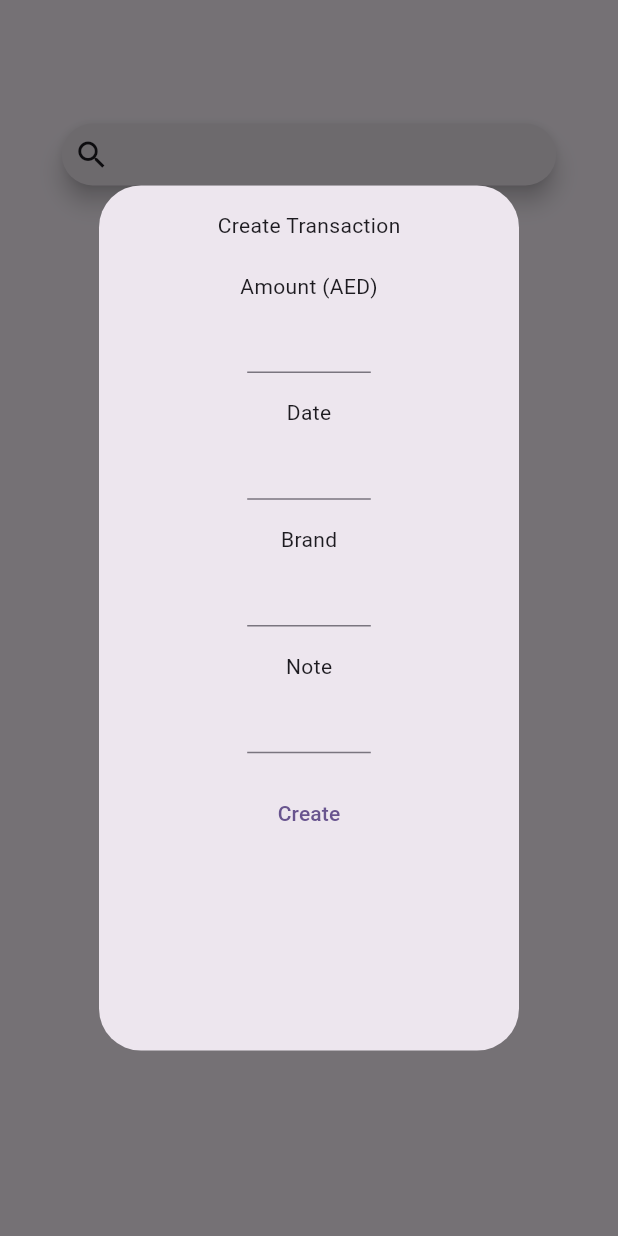
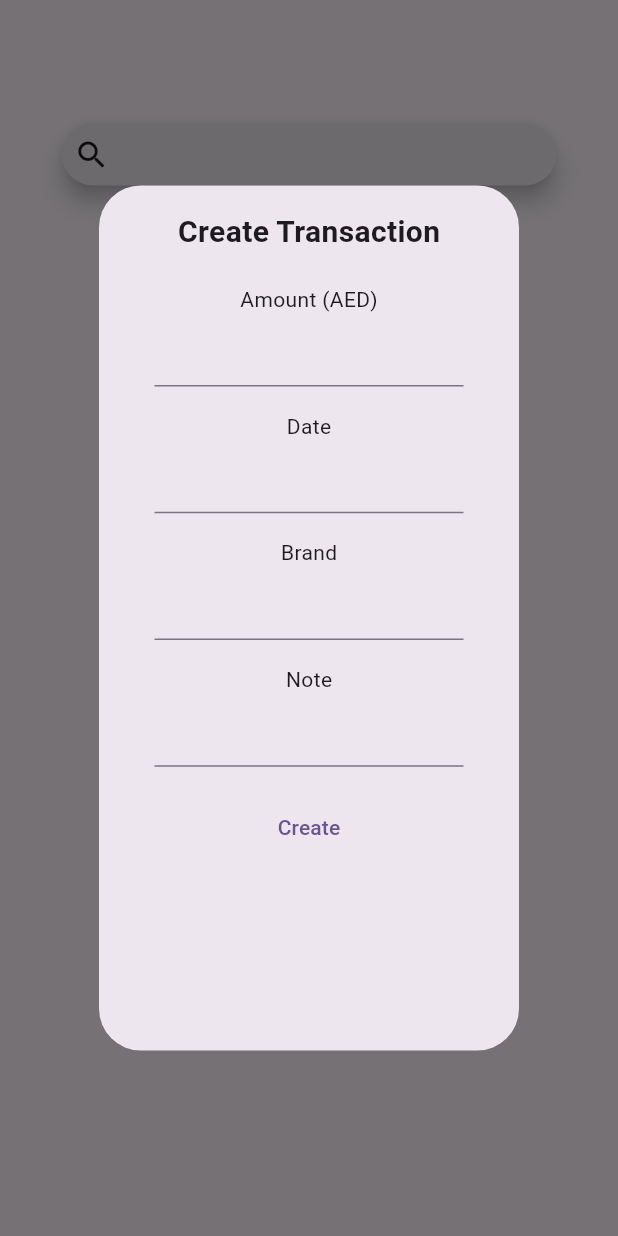
Before and after one commit to hisabi-app/hisabi-mobile, a Flutter app: the TransactionsPage screen opened by its route, after a tap on "CREATE TRANSACTION", on a phone screen of 412 x 824 dp. Run offline on Flutter 3.47's test engine with Material 3 defaults, Android fonts, the phone set to English and light mode, and no system bars; our stand-ins replace dio, email_validator, equatable, flutter_bloc, flutter_svg, form_field_validator and 1 more; missing offline and left inert: telephony; accounts and stored records are empty; network calls fail.

Commit message:
Changed width of text forms to width * 0.5 and made the title "Create Transaction" bold with size 20
Changed width of text forms to width * 0.5 and made the title "Create Transaction" bold with size 20

```diff
--- a/lib/presentation/helper_widgets/create_transaction_popup.dart
+++ b/lib/presentation/helper_widgets/create_transaction_popup.dart
@@ -27,7 +27,10 @@ class _CreateTransactionPopupState extends State<CreateTransactionPopup> {
             SizedBox(
               height: height * 0.02,
             ),
-            Text("Create Transaction"),
+            Text(
+              "Create Transaction",
+              style: TextStyle(fontWeight: FontWeight.bold, fontSize: 20),
+            ),
             SizedBox(
               height: height * 0.025,
             ),
@@ -37,7 +40,7 @@ class _CreateTransactionPopupState extends State<CreateTransactionPopup> {
                 Container(
                     padding: EdgeInsets.only(top: 0, bottom: 0),
                     margin: EdgeInsets.only(top: 0, bottom: 0),
-                    width: width * 0.2,
+                    width: width * 0.5,
                     child: TextFormField(
                       onChanged: (value) {
                         amountController.text = value;
@@ -56,7 +59,7 @@ class _CreateTransactionPopupState extends State<CreateTransactionPopup> {
                 Container(
                     padding: EdgeInsets.only(top: 0, bottom: 0),
                     margin: EdgeInsets.only(top: 0, bottom: 0),
-                    width: width * 0.2,
+                    width: width * 0.5,
                     child: TextFormField(
                       onChanged: (value) {
                         dateController.text = value;
@@ -75,7 +78,7 @@ class _CreateTransactionPopupState extends State<CreateTransactionPopup> {
                 Container(
                     padding: EdgeInsets.only(top: 0, bottom: 0),
                     margin: EdgeInsets.only(top: 0, bottom: 0),
-                    width: width * 0.2,
+                    width: width * 0.5,
                     child: TextFormField(
                       onChanged: (value) {
                         brandController.text = value;
@@ -94,7 +97,7 @@ class _CreateTransactionPopupState extends State<CreateTransactionPopup> {
                 Container(
                     padding: EdgeInsets.only(top: 0, bottom: 0),
                     margin: EdgeInsets.only(top: 0, bottom: 0),
-                    width: width * 0.2,
+                    width: width * 0.5,
                     child: TextFormField(
                       onChanged: (value) {
                         noteController.text = value;
```
